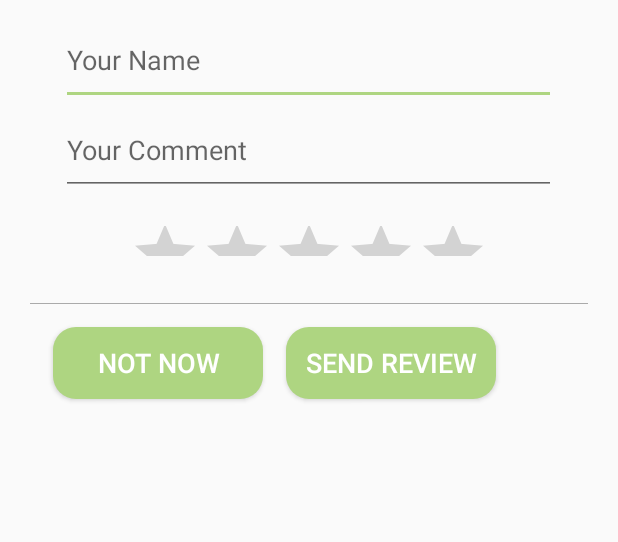
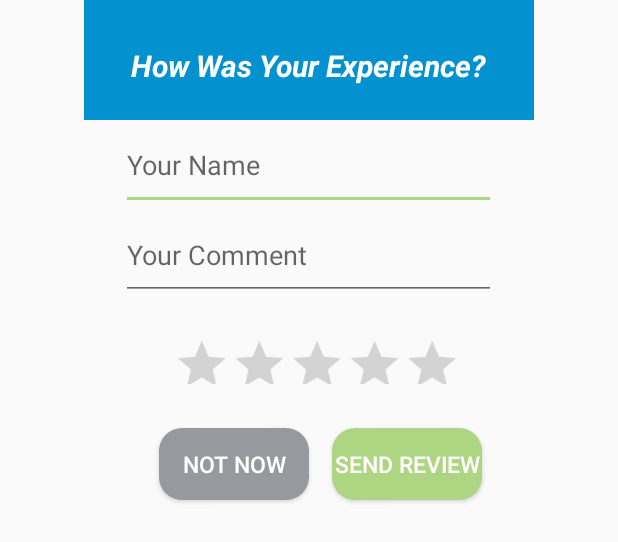
Before and after one commit to HussaSq/Qoot, an Android app: the layout activity_pop_review.xml on its own in the app's theme, with its tools: preview values and no code run, on a phone screen of 412 x 824 dp. Shown: the top 542 px of the screen. Run offline under Robolectric (Android 15) with nearby library versions, the phone set to English and light mode, and no system bars.

Commit message:
fix popup size

```diff
--- a/app/src/main/java/com/example/qoot/VolunteerRequests.java
+++ b/app/src/main/java/com/example/qoot/VolunteerRequests.java
@@ -290,6 +290,10 @@ public class VolunteerRequests extends AppCompatActivity {
                 ForegroundColorSpan foregroundColorSpan = new ForegroundColorSpan(Color.parseColor("#BF360C"));
                 spannableString.setSpan(foregroundColorSpan, 0, 9, Spanned.SPAN_EXCLUSIVE_EXCLUSIVE);
                 status.setText(spannableString);
+            } else if(ss.equals("Delivered")){
+                ForegroundColorSpan foregroundColorSpan=new ForegroundColorSpan(Color.parseColor("#0392cf"));
+                spannableString.setSpan(foregroundColorSpan,0,9, Spanned.SPAN_EXCLUSIVE_EXCLUSIVE);
+                status.setText(spannableString);
             }
 
 
--- a/app/src/main/res/layout/activity_pop_review.xml
+++ b/app/src/main/res/layout/activity_pop_review.xml
@@ -3,29 +3,56 @@
     xmlns:app="http://schemas.android.com/apk/res-auto"
     xmlns:tools="http://schemas.android.com/tools"
     android:layout_width="match_parent"
-    android:layout_height="match_parent"
+    android:layout_height="wrap_content"
     android:orientation="vertical"
     tools:context=".PopReview">
 
 
+
             <LinearLayout
-            android:id="@+id/layout_root"
-            android:layout_width="match_parent"
-            android:layout_height="match_parent"
-            android:background="@android:color/transparent"
+                android:layout_width="300dp"
+                android:layout_height="80dp"
+                android:background="#0392cf"
+                android:layout_gravity="center"
                 android:orientation="vertical">
 
+                <!--
+                <ImageView
+                    android:layout_width="100dp"
+                    android:layout_height="83dp"
+                    android:layout_gravity="center"
+                    android:layout_marginTop="10dp"
+                    android:layout_marginBottom="10dp"
+                    android:background="#00B8AAAA"
+                    android:src="@drawable/rate-icon-20">
+                </ImageView>
+                -->
+                <TextView
+                    android:id="@+id/textView5"
+                    android:layout_width="wrap_content"
+                    android:layout_height="wrap_content"
+                    android:layout_gravity="center"
+                    android:layout_marginLeft="10dp"
+                    android:layout_marginTop="30dp"
+                    android:layout_marginRight="10dp"
+                    android:layout_marginBottom="15dp"
+                    android:text="How Was Your Experience?"
+                    android:textColor="#FFFFFF"
+                    android:textSize="20dp"
+                    android:textStyle="bold|italic" />
+
+            </LinearLayout>
 
 
     <LinearLayout
-                android:layout_width="match_parent"
-                android:layout_height="wrap_content"
-                android:layout_margin="10dp"
+        android:layout_width="300dp"
+        android:layout_height="130dp"
+        android:layout_gravity="center"
         android:orientation="vertical">
 
         <EditText
             android:id="@+id/et_name"
-                    android:layout_width="330dp"
+            android:layout_width="250dp"
             android:layout_height="60dp"
             android:layout_gravity="center"
             android:ems="10"
@@ -34,73 +61,77 @@
 
         <EditText
             android:id="@+id/review"
-                    android:layout_width="330dp"
+            android:layout_width="250dp"
             android:layout_height="60dp"
             android:layout_gravity="center"
             android:ems="10"
             android:hint="Your Comment"
             android:inputType="textMultiLine" />
 
-                <FrameLayout
-                    android:layout_width="match_parent"
-                    android:layout_height="wrap_content">
+    </LinearLayout>
+
+        <LinearLayout
+            android:layout_width="300dp"
+            android:layout_height="60dp"
+            android:layout_gravity="center">
 
 
             <RatingBar
                 android:id="@+id/rate_star"
                 android:layout_width="wrap_content"
-                        android:layout_height="31dp"
+                android:layout_height="match_parent"
                 android:layout_gravity="center"
-                        android:layout_marginTop="15dp"
-                        android:layout_marginBottom="15dp"
-                        android:isIndicator="true"
-                        android:maxHeight="20dp"
+                android:layout_marginTop="10dp"
+                android:layout_marginBottom="10dp"
+                android:layout_marginLeft="35dp"
+                android:maxHeight="50dp"
                 android:minHeight="20dp"
                 android:numStars="5"
+                android:scaleX=".8"
+                android:scaleY=".8"
                 android:stepSize="0.25" />
 
-                </FrameLayout>
+        </LinearLayout>
 
-                <View
+               <!-- <View
                     android:layout_width="match_parent"
                     android:layout_height=".5dp"
                     android:layout_marginLeft="10dp"
                     android:layout_marginTop="10dp"
                     android:layout_marginRight="10dp"
-                    android:background="@android:color/darker_gray" />
+                    android:background="@android:color/darker_gray" />-->
 
                 <LinearLayout
-                    android:layout_width="match_parent"
+                    android:layout_width="300dp"
                     android:layout_height="60dp"
+                    android:layout_gravity="center"
                     android:layout_marginTop="10dp">
 
 
                     <Button
                         android:id="@+id/btn_not_now"
-                        android:layout_width="140dp"
+                        android:layout_width="100dp"
                         android:layout_height="wrap_content"
                         android:layout_marginTop="5dp"
-                        android:layout_marginLeft="25dp"
-                        android:background="@drawable/custom_button"
+                        android:layout_marginLeft="50dp"
+                        android:background="@drawable/nobutton"
                         android:text="Not Now"
                         android:textColor="@android:color/white"
-                        android:textSize="18dp" />
+                        android:textSize="15dp" />
 
                     <Button
                         android:id="@+id/btn_send_review"
-                        android:layout_width="140dp"
+                        android:layout_width="100dp"
                         android:layout_height="wrap_content"
                         android:layout_marginTop="5dp"
                         android:layout_marginLeft="15dp"
                         android:background="@drawable/custom_button"
                         android:text="Send Review"
                         android:textColor="@android:color/white"
-                        android:textSize="18dp" />
+                        android:textSize="15dp" />
 
 
-                </LinearLayout>
                 </LinearLayout>
 
 
     </LinearLayout>
-    </LinearLayout>
```
Also changed, not shown: app/src/main/java/com/example/qoot/PopReview.java (+60 -27 lines), app/src/main/java/com/example/qoot/VolunteerRequestInfo.java (+17 -0 lines). Lines whose indentation alone changed are shown as unchanged.
